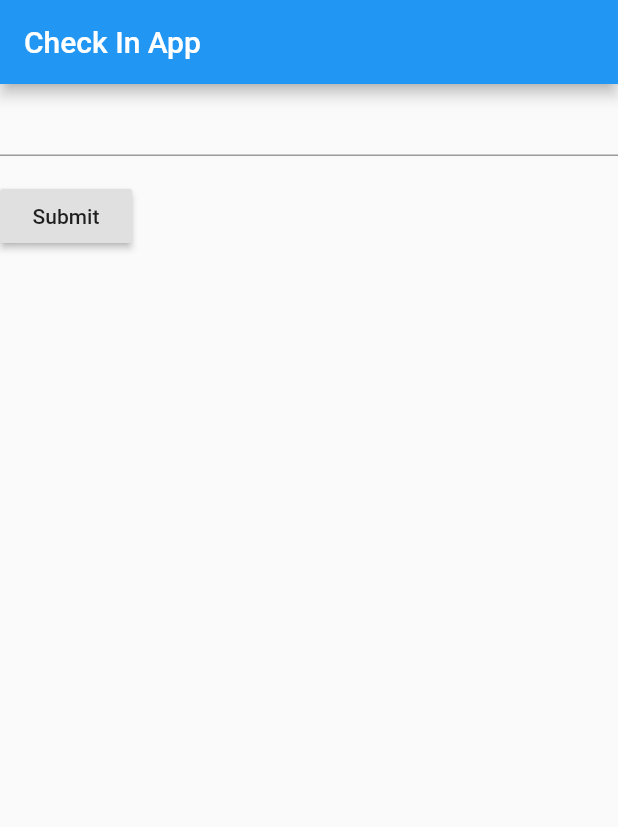
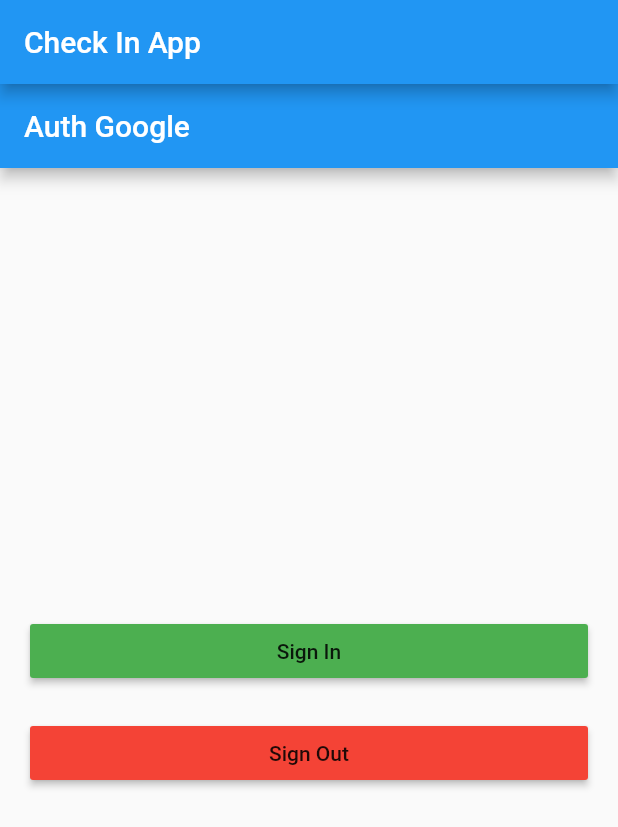
Before and after one commit to patrickcanny/cannonball, a Flutter app: the screen it shows after launch, on a phone screen of 412 x 824 dp. Shown: the top 827 px of the screen. Run offline on Flutter 3.47's test engine with Material 2 defaults, Android fonts, the light colour scheme and no system bars; our stand-ins replace firebase_auth, google_sign_in; accounts and stored records are empty.

Commit message:
Added template files for authentication with Google via firebase

```diff
--- a/AndroidApp/cannonball_app/lib/main.dart
+++ b/AndroidApp/cannonball_app/lib/main.dart
@@ -1,5 +1,6 @@
 import 'package:flutter/material.dart';
-import 'widgets/create_user_form.dart';
+import 'package:cannonball_app/screens/create_user_form.dart';
+import 'package:cannonball_app/screens/sign_in.dart';
 
 void main() => runApp(Cannonball());
 
@@ -13,7 +14,7 @@
             title: Text('Check In App'),
           ),
           body: Center(
-            child: CreateUserForm(),
+            child: SignIn(),
           ),
         )
     );
--- a/AndroidApp/cannonball_app/lib/routes.dart
+++ b/AndroidApp/cannonball_app/lib/routes.dart
@@ -1,5 +1,4 @@
 import 'package:flutter/material.dart';
-import 'screens/index.dart';
 
 class Routes {
   final routes = <String, WidgetBuilder>{
--- a/AndroidApp/cannonball_app/lib/screens/index.dart
+++ /dev/null
@@ -1 +0,0 @@
-import 'package:flutter/material.dart';
--- /dev/null
+++ b/AndroidApp/cannonball_app/lib/screens/sign_in.dart
@@ -0,0 +1,67 @@
+import 'dart:async';
+import 'dart:convert' show json;
+
+import "package:http/http.dart" as http;
+import 'package:flutter/material.dart';
+import 'package:firebase_auth/firebase_auth.dart';
+import 'package:google_sign_in/google_sign_in.dart';
+
+class SignIn extends StatelessWidget {
+  final FirebaseAuth _auth = FirebaseAuth.instance;
+  final GoogleSignIn googleSignIn = GoogleSignIn(
+    scopes: <String>[
+      'email',
+      'https://www.googleapis.com/auth/contacts.readonly',
+    ],
+  );
+
+  Future<FirebaseUser> _signIn() async {
+    GoogleSignInAccount googleSignInAccount = await googleSignIn.signIn();
+    GoogleSignInAuthentication googleSignInAuthentication = await googleSignInAccount.authentication;
+
+    FirebaseUser user = await _auth.signInWithGoogle(
+        idToken: googleSignInAuthentication.idToken,
+        accessToken: googleSignInAuthentication.accessToken
+    );
+
+    print("User name: ${user.displayName}");
+    return user;
+  }
+
+  void _signOut() {
+    googleSignIn.signOut();
+    print("User signed out");
+  }
+
+  @override
+  Widget build(BuildContext context) {
+    return new Scaffold(
+      appBar: new AppBar(
+        title: new Text("Auth Google"),
+      ),
+      body: new Padding(
+        padding: const EdgeInsets.all(20.0),
+        child: new Column(
+          mainAxisAlignment: MainAxisAlignment.center,
+          crossAxisAlignment: CrossAxisAlignment.stretch,
+          children: <Widget>[
+            new RaisedButton(
+//              onPressed: ()=> _signIn()
+//                .then((FirebaseUser user) => print(user))
+//                .catchError((e) => print(e)),
+              onPressed: () => _signIn(),
+              child: new Text("Sign In"),
+              color: Colors.green,
+            ),
+            new Padding(padding: const EdgeInsets.all(10.0)),
+            new RaisedButton(
+              onPressed: _signOut,
+              child: new Text("Sign Out"),
+              color: Colors.red,
+            ),
+          ],
+        ),
+      ),
+    );
+  }
+}
--- a/AndroidApp/cannonball_app/pubspec.yaml
+++ b/AndroidApp/cannonball_app/pubspec.yaml
@@ -15,6 +15,8 @@
 dependencies:
   flutter:
     sdk: flutter
+  firebase_auth:
+  google_sign_in:
 
   # The following adds the Cupertino Icons font to your application.
   # Use with the CupertinoIcons class for iOS style icons.
```
Also changed, not shown: AndroidApp/cannonball_app/lib/screens/create_user_form.dart (renamed from AndroidApp/cannonball_app/lib/widgets/create_user_form.dart), AndroidApp/cannonball_app/pubspec.lock, 5 other files.
